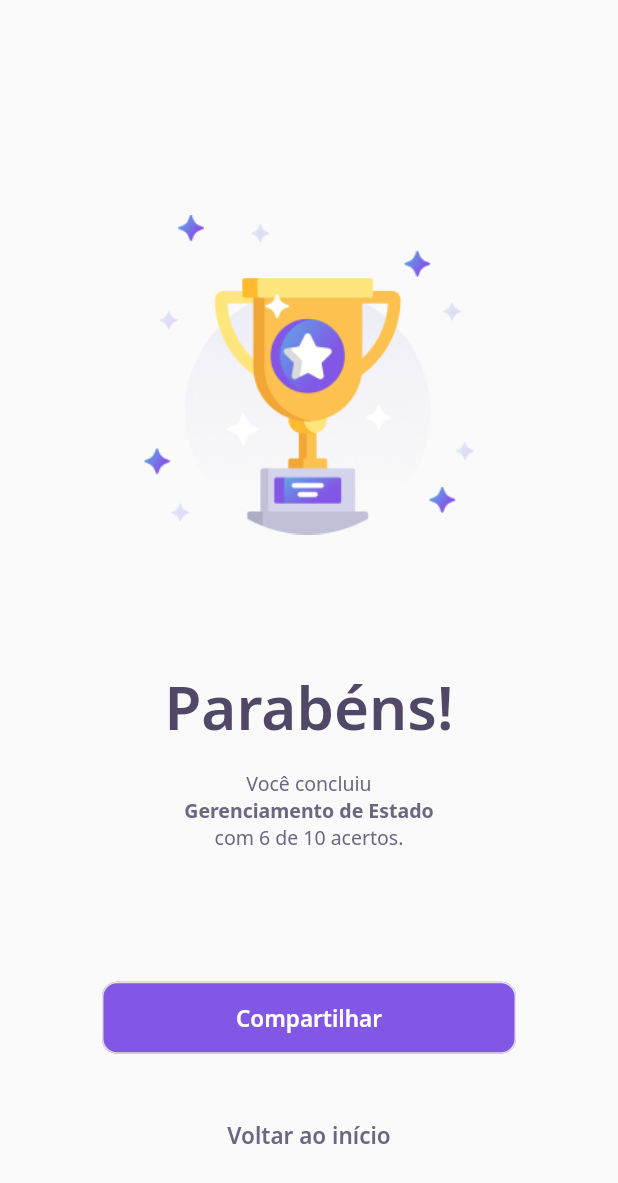
After one commit to s7Thiago/devquiz, a Flutter app: the ResultPage screen opened directly, on a phone screen of 412 x 824 dp. The commit adds this screen. Shown: the top 1183 px of the screen. Run offline on Flutter 3.47's test engine with Material 2 defaults, Android fonts, the phone set to English and light mode, and no system bars; our stand-ins replace google_fonts; accounts and stored records are empty; network calls fail.

Commit message:
Day 5 - ResultPpage

```diff
--- a/lib/challenge/challenge_page.dart
+++ b/lib/challenge/challenge_page.dart
@@ -3,6 +3,7 @@
 import 'package:devquiz/challenge/widgets/question_indicator/question_indicator.dart';
 import 'package:devquiz/challenge/widgets/quiz/quiz_widget.dart';
 import 'package:devquiz/models/question_model.dart';
+import 'package:devquiz/result/result_page.dart';
 import 'package:flutter/foundation.dart';
 import 'package:flutter/material.dart';
 
@@ -89,7 +90,12 @@
                   Expanded(
                     child: NextButtonWidget.green(
                       label: 'Confirmar',
-                      onTap: () {},
+                      onTap: () {
+                        Navigator.push(
+                          context,
+                          MaterialPageRoute(builder: (context) => ResultPage()),
+                        );
+                      },
                     ),
                   ),
               ],
--- a/lib/challenge/widgets/next_button/next_button_widget.dart
+++ b/lib/challenge/widgets/next_button/next_button_widget.dart
@@ -26,6 +26,23 @@
         this.label = label,
         this.borderColor = AppColors.green,
         this.rippleColor = AppColors.green,
+        this.onTap = onTap;
+
+  NextButtonWidget.purple({required String label, required VoidCallback onTap})
+      : this.backgroundColor = AppColors.purple,
+        this.fontColor = AppColors.white,
+        this.label = label,
+        this.borderColor = AppColors.border,
+        this.rippleColor = AppColors.grey,
+        this.onTap = onTap;
+
+  NextButtonWidget.transparent(
+      {required String label, required VoidCallback onTap})
+      : this.backgroundColor = Colors.transparent,
+        this.fontColor = AppColors.grey,
+        this.label = label,
+        this.borderColor = Colors.transparent,
+        this.rippleColor = Colors.black12,
         this.onTap = onTap;
 
   NextButtonWidget.white({required String label, required VoidCallback onTap})
--- /dev/null
+++ b/lib/result/result_page.dart
@@ -0,0 +1,79 @@
+import 'package:devquiz/challenge/widgets/next_button/next_button_widget.dart';
+import 'package:devquiz/core/app_images.dart';
+import 'package:devquiz/core/app_text_styles.dart';
+import 'package:flutter/material.dart';
+
+class ResultPage extends StatelessWidget {
+  @override
+  Widget build(BuildContext context) {
+    return Scaffold(
+      body: Center(
+        child: Padding(
+          padding: const EdgeInsets.only(top: 100),
+          child: Column(
+            mainAxisAlignment: MainAxisAlignment.spaceAround,
+            children: [
+              Image.asset(
+                AppImages.trophy,
+                fit: BoxFit.contain,
+                scale: 1.17,
+              ),
+              Column(
+                children: [
+                  Text('Parabéns!', style: AppTextStyles.heading40),
+                  SizedBox(height: 16),
+                  Text.rich(
+                    TextSpan(
+                      text: 'Você concluiu',
+                      style: AppTextStyles.body,
+                      children: [
+                        TextSpan(
+                            text: '\nGerenciamento de Estado ',
+                            style: AppTextStyles.bodyBold),
+                        TextSpan(
+                          text: '\ncom 6 de 10 acertos.',
+                          style: AppTextStyles.body,
+                        )
+                      ],
+                    ),
+                    textAlign: TextAlign.center,
+                  ),
+                ],
+              ),
+              Column(
+                children: [
+                  Row(
+                    children: [
+                      Expanded(
+                          child: Padding(
+                        padding: const EdgeInsets.symmetric(horizontal: 68),
+                        child: NextButtonWidget.purple(
+                            label: 'Compartilhar', onTap: () {}),
+                      )),
+                    ],
+                  ),
+                  SizedBox(height: 30),
+                  Row(
+                    children: [
+                      Expanded(
+                        child: Padding(
+                          padding: const EdgeInsets.symmetric(horizontal: 68),
+                          child: NextButtonWidget.transparent(
+                            label: 'Voltar ao início',
+                            onTap: () {
+                              Navigator.pop(context);
+                            },
+                          ),
+                        ),
+                      ),
+                    ],
+                  ),
+                ],
+              )
+            ],
+          ),
+        ),
+      ),
+    );
+  }
+}
```
Also changed, not shown: assets/images/trophy.png.
